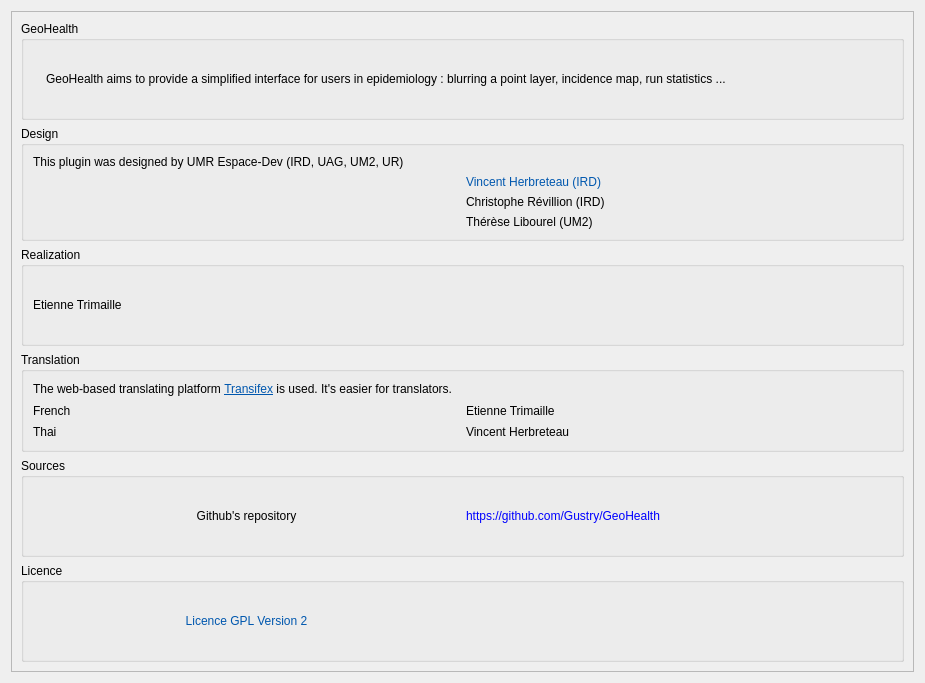
Before: the Qt Designer form ui/about.ui in Gustry/GeoHealth, drawn with Qt 5.
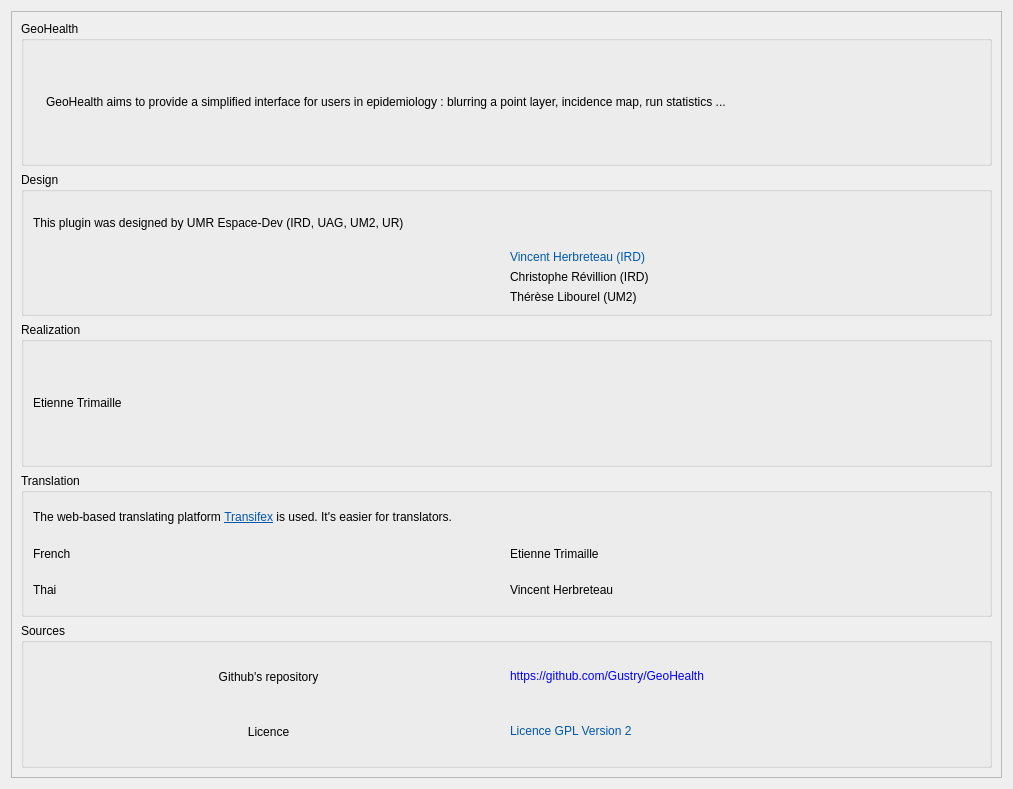
After: the same form once the commit is applied. Icons and pictures are not drawn.

Patch:
```diff
--- a/ui/about.ui
+++ b/ui/about.ui
@@ -7,8 +7,8 @@
    <rect>
     <x>0</x>
     <y>0</y>
-    <width>925</width>
-    <height>683</height>
+    <width>1013</width>
+    <height>789</height>
    </rect>
   </property>
   <property name="windowTitle">
@@ -25,8 +25,8 @@
        <rect>
         <x>0</x>
         <y>0</y>
-        <width>896</width>
-        <height>756</height>
+        <width>999</width>
+        <height>775</height>
        </rect>
       </property>
       <layout class="QVBoxLayout" name="verticalLayout_3">
@@ -293,40 +293,22 @@
             </item>
            </layout>
           </item>
-         </layout>
-        </widget>
-       </item>
-       <item>
-        <widget class="QGroupBox" name="groupBox_3">
-         <property name="title">
-          <string>Licence</string>
-         </property>
-         <layout class="QVBoxLayout" name="verticalLayout_12">
           <item>
-           <layout class="QHBoxLayout" name="horizontalLayout_5">
+           <layout class="QHBoxLayout" name="horizontalLayout_7">
             <item>
              <widget class="QLabel" name="label_15">
               <property name="text">
-               <string notr="true">&lt;html&gt;&lt;head/&gt;&lt;body&gt;&lt;p&gt;&lt;a href=&quot;http://www.gnu.org/licenses/gpl-2.0.html&quot;&gt;&lt;span style=&quot; text-decoration: none; color:#0057ae;&quot;&gt;Licence GPL Version 2&lt;/span&gt;&lt;/a&gt;&lt;/p&gt;&lt;/body&gt;&lt;/html&gt;</string>
+               <string>Licence</string>
               </property>
               <property name="alignment">
                <set>Qt::AlignCenter</set>
               </property>
-              <property name="wordWrap">
-               <bool>true</bool>
-              </property>
              </widget>
             </item>
             <item>
              <widget class="QLabel" name="label_16">
               <property name="text">
-               <string notr="true">&lt;html&gt;&lt;head/&gt;&lt;body&gt;&lt;p&gt;&lt;a href=&quot;https://www.gnu.org/licenses/gpl-2.0.html&quot;&gt;&lt;img src=&quot;:/plugins/GeoHealth/resources/gnu.png&quot;/&gt;&lt;/a&gt;&lt;/p&gt;&lt;/body&gt;&lt;/html&gt;</string>
-              </property>
-              <property name="alignment">
-               <set>Qt::AlignCenter</set>
-              </property>
-              <property name="openExternalLinks">
-               <bool>true</bool>
+               <string>&lt;html&gt;&lt;head/&gt;&lt;body&gt;&lt;p&gt;&lt;a href=&quot;http://www.gnu.org/licenses/gpl-2.0.html&quot;&gt;&lt;span style=&quot; text-decoration: none; color:#0057ae;&quot;&gt;Licence GPL Version 2&lt;/span&gt;&lt;/a&gt;&lt;/p&gt;&lt;/body&gt;&lt;/html&gt;</string>
               </property>
              </widget>
             </item>
```
Left out of the diff: 4 changed lines with no effect on the pictures.
